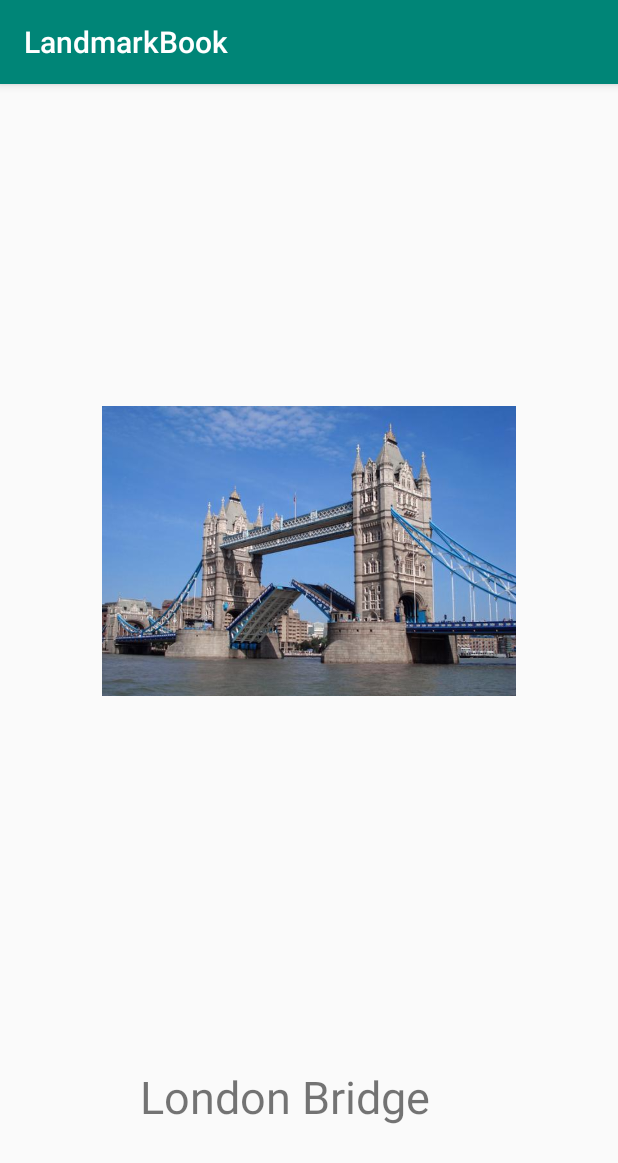
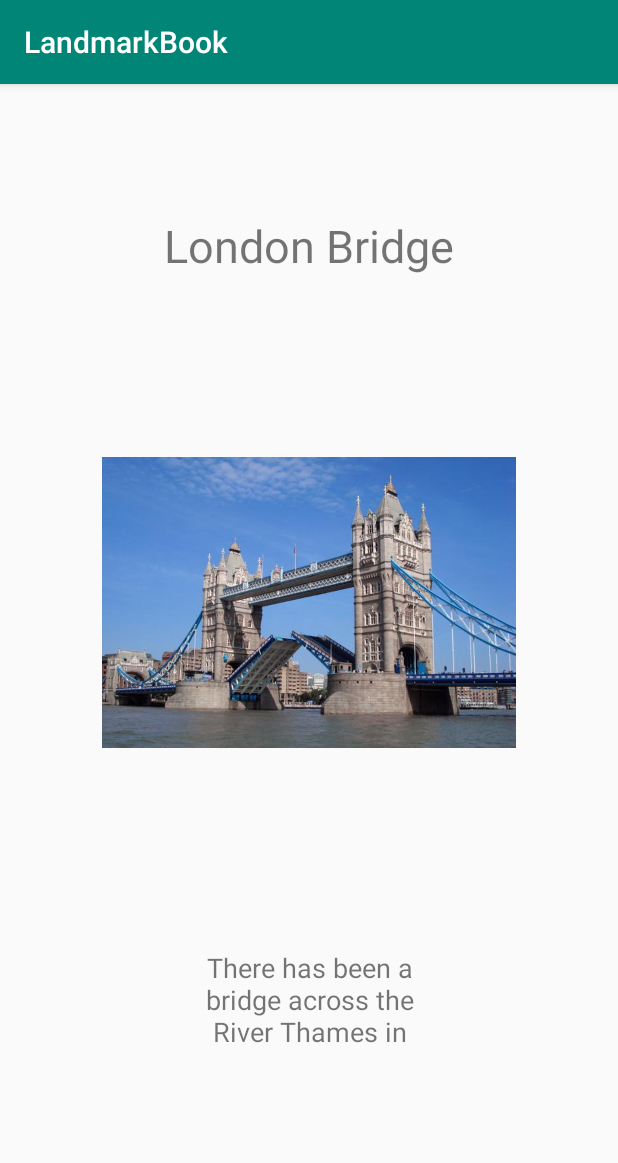
Before and after one commit to burakacarr/Mobile-App, an Android app: the screen it shows after launch (Main2Activity), after a tap on "London Bridge", on a phone screen of 412 x 824 dp. Shown: the top 1163 px of the screen. Run offline under Robolectric (Android 15) with nearby library versions, the light colour scheme and no system bars.

Commit message:
LandmarkBook

```diff
--- a/LandmarkBook/app/src/main/java/com/example/acar/landmarkbook/Main2Activity.java
+++ b/LandmarkBook/app/src/main/java/com/example/acar/landmarkbook/Main2Activity.java
@@ -7,18 +7,24 @@ import android.os.Bundle;
 import android.widget.ImageView;
 import android.widget.TextView;
 
+import java.util.ArrayList;
+
 public class Main2Activity extends AppCompatActivity {
 
-    TextView textView;
+    TextView textView, tvDetail;
     ImageView imageView;
 
     @Override
     protected void onCreate(Bundle savedInstanceState) {
         super.onCreate(savedInstanceState);
         setContentView(R.layout.activity_main2);
-
+        ArrayList<String> LandmarkDetail = new ArrayList<String>();
         Intent intent = getIntent();
 
+        LandmarkDetail.add("The leaning of the Tower of Pisa comes into the story in 1173, when construction began. Thanks to the soft ground, it had begun to lean by the time its builders got to the third story, in 1178. Shifting soil had destabilized the tower's foundations.");
+        LandmarkDetail.add("The capital of Italy Colosseum in Rome, also known as Flavian Amphitheater is an arena. Masters by a commander Vespasian began its construction in the year 72 AD and was completed in the period of Titus in the year 80 AD. Subsequent changes have been made at the time of Domitian reign. Roman emperors drank here to entertain the people");
+        LandmarkDetail.add("The most popular tourist place in Paris has stretched to the Parisian skies for 127 years. Although now symbolic of France, it wasn’t meant to last. Without a doubt, the turning point in the Eiffel Tower history took place at the 1889 Universal Exposition. In commemoration of the 100th anniversary of the French Revolution, a competition was organized with the aim to “build on the Champ-de-Mars an iron tower with a square base, 125 meters wide and 300 meters high.” Out of the 107 proposals submitted, Gustave Eiffel’s was chosen. By his side were engineers Maurice Koechlin and Emile Nouguier as well as architect Stephen Sauvestre.");
+        LandmarkDetail.add("There has been a bridge across the River Thames in London for nearly 2,000 years. The first \"London Bridge\" was built by the Romans in 43 A.D. They built a temporary pontoon bridge which was planks laid across a row of anchored boats, or they may have used ferry boats. ");
         String name = intent.getStringExtra("name");
         textView = (TextView)findViewById(R.id.textView);
         imageView = (ImageView)findViewById(R.id.imageView);
@@ -26,7 +32,8 @@ public class Main2Activity extends AppCompatActivity {
 
         //static ile çekme
         //imageView.setImageBitmap(MainActivity.selectedImages);
-
+        tvDetail = (TextView)findViewById(R.id.tvDetail);
+        tvDetail.setText(LandmarkDetail.get(MainActivity.DetailNumber));
        // instance ile resmi çekme
        Globals globals = Globals.getInstance();
        Bitmap bitmap = globals.getData();
--- a/LandmarkBook/app/src/main/java/com/example/acar/landmarkbook/MainActivity.java
+++ b/LandmarkBook/app/src/main/java/com/example/acar/landmarkbook/MainActivity.java
@@ -15,6 +15,7 @@ import java.util.ArrayList;
 public class MainActivity extends AppCompatActivity {
 
     static Bitmap selectedImages;
+    static int DetailNumber;
     @Override
     protected void onCreate(Bundle savedInstanceState) {
         super.onCreate(savedInstanceState);
@@ -26,7 +27,7 @@ public class MainActivity extends AppCompatActivity {
         final ArrayList<String> LandmarkNames = new ArrayList<String>();
 
         LandmarkNames.add("Pissa");
-        LandmarkNames.add("Coliseum");
+        LandmarkNames.add("Colosseum");
         LandmarkNames.add("Eiffel");
         LandmarkNames.add("London Bridge");
 
@@ -36,7 +37,7 @@ public class MainActivity extends AppCompatActivity {
         // bitmap oluşturuyoruz resimleri listeye atmak için
         Bitmap pissa = BitmapFactory.decodeResource(getApplicationContext().getResources(),R.drawable.pisa);
         // tüm resimler için aynı işlemi yapıyoruz
-        Bitmap Coliseum = BitmapFactory.decodeResource(getApplicationContext().getResources(),R.drawable.coliseum);
+        Bitmap Colosseum = BitmapFactory.decodeResource(getApplicationContext().getResources(),R.drawable.coliseum);
         Bitmap Eiffel = BitmapFactory.decodeResource(getApplicationContext().getResources(),R.drawable.eiffel);
         Bitmap LondonBridge = BitmapFactory.decodeResource(getApplicationContext().getResources(),R.drawable.london);
 
@@ -44,7 +45,7 @@ public class MainActivity extends AppCompatActivity {
 
         // şimdi arraylistime bitmapleri ekliyorum
         LandmarkImages.add(pissa);
-        LandmarkImages.add(Coliseum);
+        LandmarkImages.add(Colosseum);
         LandmarkImages.add(Eiffel);
         LandmarkImages.add(LondonBridge);
         ArrayAdapter arrayAdapter = new ArrayAdapter(this, android.R.layout.simple_expandable_list_item_1,LandmarkNames);
@@ -59,7 +60,7 @@ public class MainActivity extends AppCompatActivity {
                 intent.putExtra("name",LandmarkNames.get(position));
                //static değişken ile kullanma
                // selectedImages = LandmarkImages.get(position);
-
+                DetailNumber=position;
                 //class yardımıyla kullanma
                 Bitmap bitmap = LandmarkImages.get(position);
 
--- a/LandmarkBook/app/src/main/res/layout/activity_main2.xml
+++ b/LandmarkBook/app/src/main/res/layout/activity_main2.xml
@@ -4,33 +4,49 @@
     xmlns:tools="http://schemas.android.com/tools"
     android:layout_width="match_parent"
     android:layout_height="match_parent"
-    tools:context=".Main2Activity">
+    tools:context=".Main2Activity"
+    tools:layout_editor_absoluteY="81dp">
 
     <TextView
         android:id="@+id/textView"
-        android:layout_width="300dp"
-        android:layout_height="97dp"
-        android:layout_marginStart="40dp"
-        android:layout_marginBottom="44dp"
+        android:layout_width="0dp"
+        android:layout_height="88dp"
+        android:layout_marginStart="42dp"
+        android:layout_marginEnd="42dp"
         android:gravity="center"
         android:text="TextView"
         android:textAlignment="center"
         android:textSize="30sp"
-        app:layout_constraintBottom_toBottomOf="parent"
+        app:layout_constraintBottom_toTopOf="@+id/imageView"
+        app:layout_constraintEnd_toEndOf="parent"
         app:layout_constraintStart_toStartOf="parent"
-        app:layout_constraintTop_toBottomOf="@+id/imageView" />
+        app:layout_constraintTop_toTopOf="parent" />
 
     <ImageView
         android:id="@+id/imageView"
         android:layout_width="0dp"
-        android:layout_height="0dp"
+        android:layout_height="259dp"
         android:layout_marginStart="68dp"
-        android:layout_marginTop="38dp"
         android:layout_marginEnd="68dp"
-        android:layout_marginBottom="42dp"
-        app:layout_constraintBottom_toTopOf="@+id/textView"
+        android:layout_marginBottom="37dp"
+        app:layout_constraintBottom_toTopOf="@+id/tvDetail"
+        app:layout_constraintEnd_toEndOf="parent"
+        app:layout_constraintHorizontal_bias="0.0"
+        app:layout_constraintStart_toStartOf="parent"
+        app:layout_constraintTop_toBottomOf="@+id/textView"
+        app:srcCompat="@mipmap/ic_launcher_round" />
+
+    <TextView
+        android:id="@+id/tvDetail"
+        android:layout_width="149dp"
+        android:layout_height="65dp"
+        android:layout_marginBottom="62dp"
+        android:gravity="center"
+        android:text="TextView"
+        android:textAlignment="center"
+        android:textSize="18sp"
+        app:layout_constraintBottom_toBottomOf="parent"
         app:layout_constraintEnd_toEndOf="parent"
         app:layout_constraintStart_toStartOf="parent"
-        app:layout_constraintTop_toTopOf="parent"
-        app:srcCompat="@mipmap/ic_launcher_round" />
+        app:layout_constraintTop_toBottomOf="@+id/imageView" />
 </android.support.constraint.ConstraintLayout>
```
